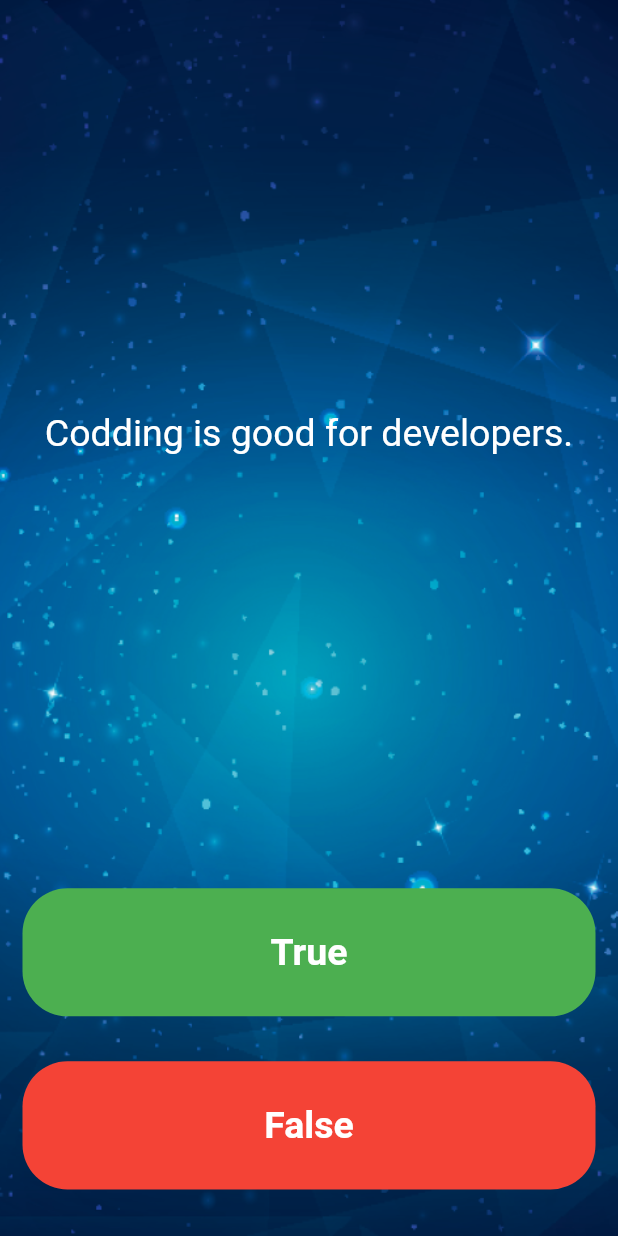
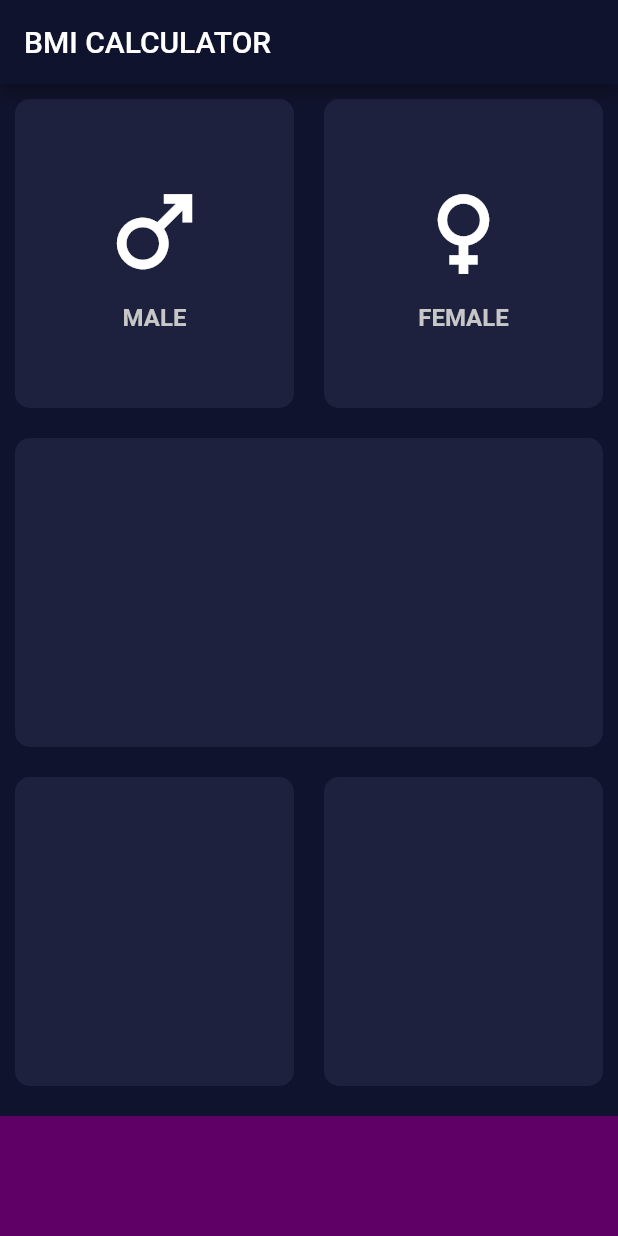
Before and after one commit to praween-link/MyFlutter, a Flutter app: the screen it shows after launch, on a phone screen of 412 x 824 dp. Run offline on Flutter 3.47's test engine with Material 2 defaults, Android fonts, the phone set to English and light mode, and no system bars.

Commit message:
Flutter-16.2 commit: male and female button effect

```diff
--- /dev/null
+++ b/lib/icon_content.dart
@@ -0,0 +1,24 @@
+import 'package:flutter/material.dart';
+
+class IconContent extends StatelessWidget {
+
+  IconContent({@required this.genderIcon, @required this.genderLevel, @required this.levelColor, @required this.levelSize});
+
+  final genderIcon;
+  final String genderLevel;
+  final levelColor;
+  final levelSize;
+
+  @override
+  Widget build(BuildContext context) {
+    return Container(
+      child: Column(
+      mainAxisAlignment: MainAxisAlignment.center,
+      children: <Widget>[
+        Icon(genderIcon, size: 75.0,),
+        SizedBox(height: 10.0),
+        Text(genderLevel, style: TextStyle(color: levelColor, fontSize: levelSize, fontWeight: FontWeight.bold,),),
+      ],),
+    );
+  }
+}
--- /dev/null
+++ b/lib/input_page.dart
@@ -0,0 +1,123 @@
+import 'package:flutter/material.dart';
+
+import 'icon_content.dart';
+import 'reusable_card.dart';
+// import 'package:font_awesome_flutter/font_awesome_flutter.dart';
+
+const bottomContainerHeight = 80.0;
+const bottomContainerColor = Color(0xFF5f0066);
+const activeContainerColor = Color(0xFF1e213e);
+const unactiveContainerColor = Color(0xFFf7f7f7);
+
+class InputPage extends StatefulWidget {
+  @override
+  _InputPageState createState() => _InputPageState();
+}
+
+class _InputPageState extends State<InputPage> {
+
+  int select = 0;
+
+  Color selected_color1 = Color(0xFFc7c7c7);
+  Color selected_color2 = Color(0xFFc7c7c7);
+  double selected_size1 = 16.0;
+  double selected_size2 = 16.0;
+
+  void selectGender(bool selected) {
+    setState(() {
+      if(selected) {
+        if(select == 1) {
+          select = 0;
+          selected_color1 = Color(0xFFc7c7c7);
+          selected_size1 = 16.0;
+        }
+        else {
+          select = 1;
+          selected_color1 = Color(0xFFFFFFFF);
+          selected_color2 = Color(0xFFc7c7c7);
+          selected_size1 = 20.0;
+          selected_size2 = 16.0;
+        }
+      }
+
+      else {
+        if(select == 2) {
+          select = 0;
+          selected_color2 = Color(0xFFc7c7c7);
+          selected_size2 = 16.0;
+        }
+        else {
+          select = 2;
+          selected_color2 = Color(0xFFFFFFFF);
+          selected_color1 = Color(0xFFc7c7c7);
+          selected_size2 = 20.0;
+          selected_size1 = 16.0;
+        }
+      }
+    });
+  }
+
+  @override
+  Widget build(BuildContext context) {
+    return Scaffold(
+        appBar: AppBar(
+          title: Text("BMI CALCULATOR"),
+        ),
+        body: Column(
+          children: <Widget>[
+            Expanded(
+              child: Row(
+                children: <Widget>[
+                  Expanded(
+                    child: GestureDetector(
+                        onTap: () => selectGender(true),
+                        child: ReusableCard(
+                          usingColor: select == 1 ? Color(0xFF242852) : activeContainerColor,
+                          childCard: IconContent(
+                            genderIcon: Icons.male,
+                            genderLevel: "MALE",
+                            levelColor: selected_color1,
+                            levelSize: selected_size1,
+                          ),
+                        )),
+                  ),
+                  Expanded(
+                      child: GestureDetector(
+                          onTap: () => selectGender(false),
+                          child: ReusableCard(
+                            usingColor: select == 2 ? Color(0xFF242852) : activeContainerColor,
+                            childCard: IconContent(
+                              genderIcon: Icons.female,
+                              genderLevel: "FEMALE",
+                              levelColor: selected_color2,
+                              levelSize: selected_size2,
+                            ),
+                          ))),
+                ],
+              ),
+            ),
+            Expanded(
+              child: ReusableCard(usingColor: activeContainerColor),
+            ),
+            Expanded(
+              child: Row(
+                children: <Widget>[
+                  Expanded(
+                    child: ReusableCard(usingColor: activeContainerColor),
+                  ),
+                  Expanded(
+                    child: ReusableCard(usingColor: activeContainerColor),
+                  ),
+                ],
+              ),
+            ),
+            Container(
+              color: bottomContainerColor,
+              margin: EdgeInsets.only(top: 10.0),
+              width: double.infinity,
+              height: bottomContainerHeight,
+            ),
+          ],
+        ));
+  }
+}
--- a/lib/main.dart
+++ b/lib/main.dart
@@ -1,147 +1,28 @@
 import 'package:flutter/material.dart';
-import 'package:rflutter_alert/rflutter_alert.dart';
-import 'package:testing_app/quizalert.dart';
-import 'quizBrain.dart';
 
+import 'input_page.dart';
 void main() {
-  runApp(
-    MaterialApp(
-      title: 'Word',
-      theme: ThemeData(
-        primarySwatch: Colors.blue,
-      ),
-      home: Scaffold(
-        backgroundColor: Colors.blueGrey.shade900,
-        body: Container(
-          child: SafeArea(
-            child: MyApp(),
-          ),
-          decoration: BoxDecoration(
-            image: DecorationImage(
-              image: AssetImage('images/background.png'),
-              fit: BoxFit.cover,
-            ),
-
-          ),
-        ),
-      ),
-    ),
-  );
+  runApp(BMICalculator());
 }
 
-QuizBrain quizbrain = QuizBrain();
-QuizAlert quizalert = QuizAlert();
-
-class MyApp extends StatefulWidget {
-  // This widget is the root of your application.
-  @override
-  _MyAppState createState() => _MyAppState();
-}
-
-class _MyAppState extends State<MyApp> {
-
-  void currectAnswer() {
-    quizbrain.scoreKeeper.add(Icon(
-      Icons.check,
-      color: Colors.green,
-    ));
-  }
-  void wrongAnswer() {
-    quizbrain.scoreKeeper.add(Icon(
-      Icons.close,
-      color: Colors.red,
-    ));
-  }
-  void checkAnswer(bool userPickAns) {
-    setState(() {
-      if(quizbrain.answerMark){
-        if(userPickAns == quizbrain.getAnswer()) {
-          currectAnswer();
-        }else{
-          wrongAnswer();
-        }
-        quizbrain.nextQuestion();
-        print(quizbrain.answerMark);
-      }else{
-        quizalert.quizAlert(context);
-      }
-    });
-  }
-
+class BMICalculator extends StatelessWidget {
   @override
   Widget build(BuildContext context) {
-    return Column(
-      crossAxisAlignment: CrossAxisAlignment.stretch,
-      mainAxisAlignment: MainAxisAlignment.spaceEvenly,
-      children: <Widget>[
-        Expanded(
-          flex: 5,
-          child: Padding(
-            padding: const EdgeInsets.all(20.0),
-            child: Center(
-              child: Text(
-                quizbrain.getQuestion(),
-                textAlign: TextAlign.center,
-                style: TextStyle(
-                  color: Colors.white,
-                  fontSize: 25.0,
-                ),
-              ),
-            ),
-          ),
-        ),
-        Expanded(
-          child: Padding(
-            padding: const EdgeInsets.all(15.0),
-            child: FlatButton(
-              color: Colors.green,
-              child: Text(
-                "True",
-                style: TextStyle(
-                  color: Colors.white,
-                  fontSize: 25,
-                  fontWeight: FontWeight.bold,
-                ),
-              ),
-              onPressed: () {
-                checkAnswer(true);
-              },
-              shape: RoundedRectangleBorder(
-                borderRadius: BorderRadius.circular(30),
-              ),
-            ),
-          ),
-        ),
-        Expanded(
-          child: Padding(
-            padding: const EdgeInsets.all(15.0),
-            child: FlatButton(
-              color: Colors.red,
-              child: Text(
-                "False",
-                style: TextStyle(
-                  color: Colors.white,
-                  fontSize: 25,
-                  fontWeight: FontWeight.bold,
-                ),
-              ),
-              onPressed: () {
-                checkAnswer(false);
-              },
-              shape: RoundedRectangleBorder(borderRadius: BorderRadius.circular(30),),
-            ),
-          ),
-        ),
-        Padding(
-          padding: const EdgeInsets.all(8.0),
-          child: SingleChildScrollView(
-            scrollDirection: Axis.horizontal,
-            child: Row(
-              children: quizbrain.scoreKeeper,
-            ),
-          ),
+    return MaterialApp(
+      // theme: ThemeData.dark(),
+      // theme: ThemeData(
+      //   primaryColor: Color(0xFF10132d),
+      //   scaffoldBackgroundColor: Color(0xFF10132d),
+      //   textTheme: TextTheme(
+      //     body1: TextStyle(color: Color(0xFFd5d1fa),),
+      //   ),
+      //   // accentColor: Colors.purple,
+      // ),
+      theme: ThemeData.dark().copyWith(
+        primaryColor: Color(0xFF10132d),
+        scaffoldBackgroundColor: Color(0xFF10132d),
       ),
-      ],
+      home: InputPage(),
     );
   }
 }
--- a/lib/quizBrain.dart
+++ /dev/null
@@ -1,36 +0,0 @@
-import 'package:flutter/material.dart';
-
-import 'questionAnswer.dart';
-
-class QuizBrain {
-  List<Questions> _questionBank = [
-    // Questions(q: 'Codding is good for developers.', a: true),
-    Questions(questionText: 'Codding is good for developers.', answerBool: true),
-    Questions(questionText: 'Developers develop new things.', answerBool: true),
-    Questions(questionText: 'Create mobile application using only java programming language.', answerBool: false),
-    Questions(questionText: 'We can store string type data in \'int str\'.', answerBool: false),
-    Questions(questionText: 'Codding is good for developers.', answerBool: true),
-    Questions(questionText: 'Developers develop new things.', answerBool: true),
-    Questions(questionText: 'Create mobile application using only java programming language.', answerBool: false),
-    Questions(questionText: 'We can store string type data in \'int str\'.', answerBool: false),
-  ];
-
-  int _questionNumber = 0;
-  bool answerMark = true;
-  List<Icon> scoreKeeper = [];
-
-  int nextQuestion() {
-    if(_questionNumber < _questionBank.length - 1) _questionNumber ++;
-    else answerMark = false;
-    print("QN - $_questionNumber");
-    return _questionNumber;
-  }
-
-  String getQuestion() {
-    return _questionBank[_questionNumber].questionText;
-  }
-  bool getAnswer() {
-    return _questionBank[_questionNumber].answerBool;
-  }
-
-}
--- /dev/null
+++ b/lib/reusable_card.dart
@@ -0,0 +1,21 @@
+import 'package:flutter/material.dart';
+
+class ReusableCard extends StatelessWidget {
+
+  ReusableCard({@required this.usingColor, this.childCard});
+
+  final Color usingColor;
+  final Widget childCard;
+
+  @override
+  Widget build(BuildContext context) {
+    return Container(
+      child: childCard,
+      margin: EdgeInsets.all(10.0),
+      decoration: BoxDecoration(
+        color: usingColor,
+        borderRadius: BorderRadius.circular(10.0),
+      ),
+    );
+  }
+}
```
Also changed, not shown: lib/questionAnswer.dart (deleted, +0 -11 lines), lib/quizalert.dart (deleted, +0 -32 lines), pubspec.yaml (+11 -13 lines), fonts/Cairo-Regular.ttf (deleted), fonts/MonteCarlo-Regular.ttf (deleted), images/background.png (deleted), pubspec.lock, 3 other files.
